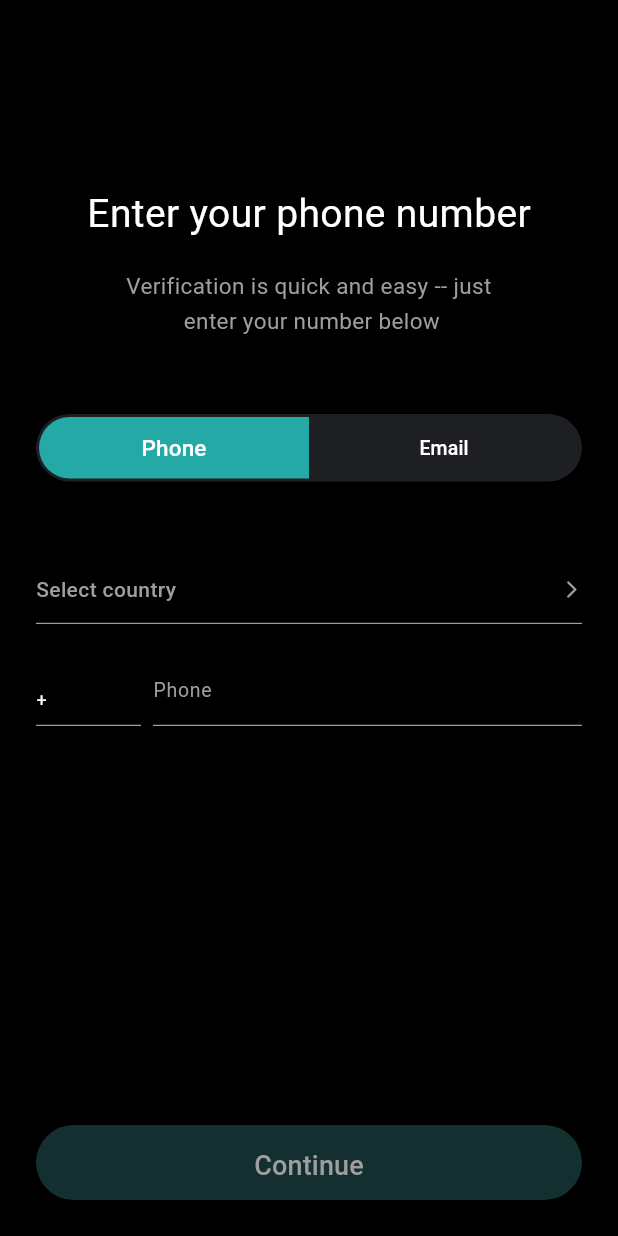
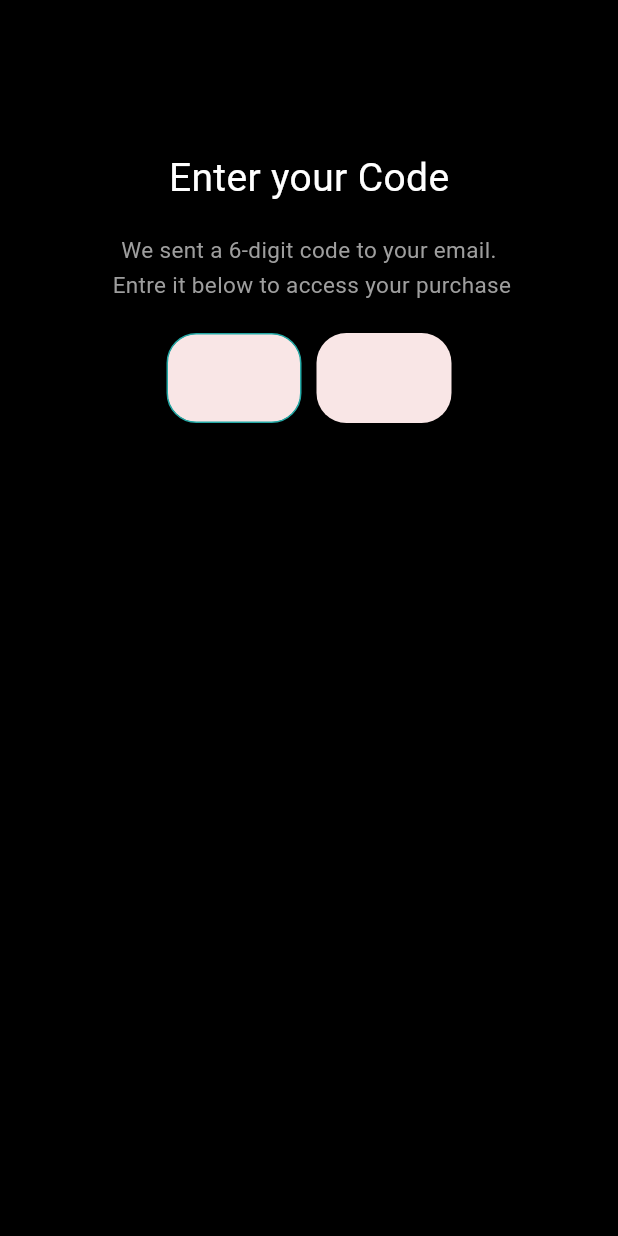
Before and after one commit to hefnyy111/findo_App, a Flutter app: the screen it shows after launch, on a phone screen of 412 x 824 dp. Run offline on Flutter 3.47's test engine with Material 3 defaults, Android fonts, the phone set to English and light mode, and no system bars; our stand-ins replace country_picker, device_preview, dio, dropdown_button2, flutter_bloc, go_router and 2 more; Roboto replaces fonts that are missing (SF-Pro-Rounded-Bold, SF-Pro-Text-Bold).

Commit message:
custom OtpCode done

```diff
--- a/lib/features/auth/presentation/Sign_up/manager/step_business_cubit1.dart
+++ b/lib/features/auth/presentation/Sign_up/manager/step_business_cubit1.dart
@@ -1,6 +1,6 @@
 
 import 'package:Ascend/features/auth/presentation/Sign_up/manager/step_business_states1.dart';
-import 'package:Ascend/shared/core/constants/constants.dart';
+import 'package:Ascend/shared/core/utlis/constants.dart';
 import 'package:flutter_bloc/flutter_bloc.dart';
 import 'package:flutter/material.dart';
 
--- a/lib/features/auth/presentation/get_Started/action/get_started_action.dart
+++ b/lib/features/auth/presentation/get_Started/action/get_started_action.dart
@@ -1,5 +1,5 @@
-// feature/auth/presentation/get_Started/action/get_started_action.dart
-import 'package:Ascend/shared/core/constants/app_router.dart';
+
+import 'package:Ascend/shared/core/utlis/app_router.dart';
 import 'package:go_router/go_router.dart';
 
 class GetStartedAction {
--- a/lib/features/auth/presentation/get_Started/get_started_view.dart
+++ b/lib/features/auth/presentation/get_Started/get_started_view.dart
@@ -6,7 +6,7 @@ import 'package:Ascend/features/auth/presentation/get_Started/language/manager/l
 import 'package:Ascend/features/auth/presentation/get_Started/language/manager/language_states.dart' show LanguageStates;
 import 'package:Ascend/generated/l10n.dart';
 import 'package:Ascend/shared/Components/components.dart';
-import 'package:Ascend/shared/core/constants/constants.dart';
+import 'package:Ascend/shared/core/utlis/constants.dart';
 import 'package:flutter/material.dart';
 import 'package:flutter_bloc/flutter_bloc.dart';
 
--- a/lib/features/auth/presentation/get_Started/views/widgets/custom_drop_down_button.dart
+++ b/lib/features/auth/presentation/get_Started/views/widgets/custom_drop_down_button.dart
@@ -1,9 +1,9 @@
-// features/auth/presentation/get_Started/views/widgets/custom_drop_down_button.dart
 
 import 'package:Ascend/features/auth/presentation/get_Started/language/manager/language_cubit.dart';
 import 'package:Ascend/features/auth/presentation/get_Started/language/manager/language_states.dart';
+import 'package:Ascend/shared/core/utlis/constants.dart';
 import 'package:dropdown_button2/dropdown_button2.dart';
-import 'package:Ascend/shared/core/constants/constants.dart';
+
 import 'package:flutter/material.dart';
 import 'package:flutter_bloc/flutter_bloc.dart';
 
--- a/lib/features/auth/presentation/sign_in/manager/sign_in_cubit.dart
+++ b/lib/features/auth/presentation/sign_in/manager/sign_in_cubit.dart
@@ -1,10 +1,8 @@
-// features/auth/presentation/sign_in/manager/sign_in_cubit.dart
 import 'package:Ascend/features/auth/presentation/sign_in/manager/sign_in_states.dart';
-import 'package:Ascend/shared/core/constants/constants.dart';
+import 'package:Ascend/shared/core/utlis/constants.dart';
+import 'package:country_picker/country_picker.dart';
 import 'package:flutter/material.dart';
-import 'package:flutter/services.dart';
 import 'package:flutter_bloc/flutter_bloc.dart';
-import 'package:country_picker/country_picker.dart';
 
 class SignInCubit extends Cubit<SignInStates> {
   SignInCubit() : super(SignInInitialStates());
--- /dev/null
+++ b/lib/features/auth/presentation/sign_in/phone/widgets/otp_code.dart
@@ -0,0 +1,82 @@
+import 'package:Ascend/shared/core/utlis/constants.dart';
+import 'package:flutter/material.dart';
+import 'package:flutter/services.dart';
+
+class OtpCode extends StatefulWidget {
+  const OtpCode({super.key});
+
+  @override
+  State<OtpCode> createState() => _OtpCodeState();
+}
+
+class _OtpCodeState extends State<OtpCode> {
+  final firstController = TextEditingController();
+  final secondController = TextEditingController();
+
+  bool isFirstActive = true;
+
+  @override
+  Widget build(BuildContext context) {
+    return Center(
+      child: Row(
+        mainAxisAlignment: MainAxisAlignment.center,
+        children: [
+          buildCodeBox(
+            controller: firstController,
+            isActive: isFirstActive,
+            onTap: () {
+              setState(() => isFirstActive = true);
+            },
+          ),
+          const SizedBox(width: 10),
+          buildCodeBox(
+            controller: secondController,
+            isActive: !isFirstActive,
+            onTap: () {
+              setState(() => isFirstActive = false);
+            },
+          ),
+        ],
+      ),
+    );
+  }
+
+  Widget buildCodeBox({
+    required TextEditingController controller,
+    required bool isActive,
+    required VoidCallback onTap,
+  }) {
+    return GestureDetector(
+      onTap: onTap,
+      child: Container(
+        width: 90,
+        height: 60,
+        alignment: Alignment.center,
+        decoration: BoxDecoration(
+          color: const Color.fromARGB(255, 249, 230, 230),
+          borderRadius: BorderRadius.circular(20),
+          border:
+              isActive
+                  ? Border.all(color: AppColors.kPrimaryColor, width: 1)
+                  : null,
+        ),
+        child: TextField(
+          controller: controller,
+          textAlign: TextAlign.center,
+          style: const TextStyle(
+            fontSize: 24,
+            fontWeight: FontWeight.bold,
+            color: Colors.black,
+          ),
+          keyboardType: TextInputType.number,
+          inputFormatters: [LengthLimitingTextInputFormatter(3)],
+          decoration: const InputDecoration(
+            border: InputBorder.none,
+            hintText: '',
+          ),
+          onTap: onTap,
+        ),
+      ),
+    );
+  }
+}
--- a/lib/features/auth/presentation/sign_in/phone/widgets/sign_in_countries_view.dart
+++ b/lib/features/auth/presentation/sign_in/phone/widgets/sign_in_countries_view.dart
@@ -2,7 +2,7 @@ import 'package:Ascend/features/auth/presentation/sign_in/action/sign_in_action.
 import 'package:Ascend/features/auth/presentation/sign_in/manager/sign_in_cubit.dart';
 import 'package:Ascend/features/auth/presentation/sign_in/manager/sign_in_states.dart';
 import 'package:Ascend/shared/Components/components.dart';
-import 'package:Ascend/shared/core/constants/constants.dart';
+import 'package:Ascend/shared/core/utlis/constants.dart';
 import 'package:country_picker/country_picker.dart' show CountryService;
 import 'package:flutter/material.dart';
 import 'package:flutter_bloc/flutter_bloc.dart';
--- a/lib/features/auth/presentation/sign_in/phone/widgets/sign_in_fieldpicker.dart
+++ b/lib/features/auth/presentation/sign_in/phone/widgets/sign_in_fieldpicker.dart
@@ -2,7 +2,7 @@
 import 'package:Ascend/features/auth/presentation/sign_in/action/sign_in_action.dart';
 import 'package:Ascend/features/auth/presentation/sign_in/manager/sign_in_cubit.dart';
 import 'package:Ascend/features/auth/presentation/sign_in/manager/sign_in_states.dart';
-import 'package:Ascend/shared/core/constants/constants.dart';
+import 'package:Ascend/shared/core/utlis/constants.dart';
 import 'package:flutter/material.dart';
 import 'package:flutter_bloc/flutter_bloc.dart';
 
--- a/lib/features/auth/presentation/sign_in/phone/widgets/sign_in_select.dart
+++ b/lib/features/auth/presentation/sign_in/phone/widgets/sign_in_select.dart
@@ -1,9 +1,10 @@
 // features/auth/presentation/sign_in/phone/widgets/sign_in_select.dart
 import 'package:Ascend/features/auth/presentation/sign_in/manager/sign_in_cubit.dart';
 import 'package:Ascend/features/auth/presentation/sign_in/manager/sign_in_states.dart';
-import 'package:Ascend/shared/core/constants/constants.dart';
 import 'package:flutter/material.dart';
 import 'package:flutter_bloc/flutter_bloc.dart';
+
+import '../../../../../../shared/core/utlis/constants.dart';
 
 class SignInSelect extends StatelessWidget {
   @override
--- a/lib/features/auth/presentation/sign_in/sign_in_view.dart
+++ /dev/null
@@ -1,177 +0,0 @@
-// features/auth/presentation/sign_in/sign_in_view.dart
-import 'package:Ascend/features/auth/presentation/get_Started/action/get_started_action.dart';
-import 'package:Ascend/features/auth/presentation/sign_in/action/sign_in_action.dart';
-import 'package:Ascend/features/auth/presentation/sign_in/manager/sign_in_cubit.dart';
-import 'package:Ascend/features/auth/presentation/sign_in/manager/sign_in_states.dart';
-import 'package:Ascend/features/auth/presentation/sign_in/phone/widgets/sign_in_fieldPicker.dart';
-import 'package:Ascend/features/auth/presentation/sign_in/phone/widgets/sign_in_select.dart';
-import 'package:Ascend/shared/Components/components.dart';
-import 'package:Ascend/shared/core/constants/constants.dart';
-import 'package:flutter/material.dart';
-import 'package:flutter_bloc/flutter_bloc.dart';
-import 'package:shimmer_animation/shimmer_animation.dart';
-
-class SignInView extends StatelessWidget {
-  @override
-  Widget build(BuildContext context) {
-    return BlocConsumer<SignInCubit, SignInStates>(
-      listener: (context, state) {},
-
-      builder: (context, state) {
-        var cubit_signin = SignInCubit.get(context);
-        return Scaffold(
-          resizeToAvoidBottomInset: true,
-          extendBodyBehindAppBar: true,
-          backgroundColor: Colors.black,
-          body: Padding(
-            padding: EdgeInsetsGeometry.all(24.0),
-            child: Form(
-              key: cubit_signin.forkey_signin,
-              child: Column(
-                crossAxisAlignment: CrossAxisAlignment.center,
-                children: [
-                  // ******************************* Sizebox
-                  const SizedBox(height: 100.0),
-                  // ******************************* Text 1
-                  const Center(
-                    child: Column(
-                      children: [
-                        Text(
-                          'Enter your phone number',
-                          style: TextStyle(
-                            fontFamily: 'SF-Pro-Rounded-Bold',
-                            color: Colors.white,
-                            fontSize: 26,
-                            height: 1.4,
-                          ),
-                        ),
-                        // ******************************* Sizebox
-                        const SizedBox(height: 20.0),
-                        // ******************************* Text 2
-                        Text(
-                          "Verification is quick and easy -- just\n enter your number below",
-                          textAlign: TextAlign.center,
-                          style: TextStyle(
-                            color: AppColors.kGreyColor,
-                            fontSize: 15,
-                            height: 1.5,
-                          ),
-                        ),
-                      ],
-                    ),
-                  ),
-                  // ******************************* Sizebox
-                  const SizedBox(height: 50.0),
-                  // ******************************* Select
-                  SignInSelect(),
-                  // ******************************* Sizebox
-                  const SizedBox(height: 50.0),
-                  // ******************************* Condition  *******************************
-                  //
-                  //
-                  if(cubit_signin.isPhoeSelected) ...[
-                  // ******************************* Country
-                  SignInPicker(),
-                  // ******************************* Sizebox
-                  const SizedBox(height: 20.0),
-                  // ******************************* Field phone
-                  Row(
-                    mainAxisSize: MainAxisSize.max,
-                    crossAxisAlignment: CrossAxisAlignment.center,
-                    children: [
-                      SizedBox(
-                        width: 70,
-                        child: customTextField(
-                          controller: cubit_signin.codeCounter,
-                          onChanged: (valuee) {
-                            cubit_signin.changeButton(valuee, context, customButtonAction: () =>  SignInAction.signInButtonPress(  context,  "continue_login",),);
-                          },
-                          text: "",
-                        ),
-                      ),
-
-                      SizedBox(width: 8.0),
-
-                      Expanded(
-                        child: customTextFormField(
-                          controller: cubit_signin.phoneNumber,
-                          validate: (value) {},
-                          onChanged: (valuee) {
-                           cubit_signin.changeButton(valuee, context, customButtonAction: () =>  SignInAction.signInButtonPress(context,  "continue_login",),);
-
-                          },
-                          text: "Phone",
-                        ),
-                      ),
-                    ],
-                  ),
-                  // ******************************* Sizebox
-                  const SizedBox(height: 50.0),
-                  ] else ...[
-                  // ******************************* field email
-                  customTextFormField(
-                    controller: cubit_signin.email,
-                    validate: (value) {
-                    },
-                    onChanged: (valuee) {
-                     cubit_signin.changeButton(valuee, context, customButtonAction: () =>  SignInAction.signInButtonPress(context,  "continue_login",),);
-                    } ,
-                    text: "Email"
-                    ),
-                  // ******************************* Sizebox
-                  const SizedBox(height: 25.0),
-                  // ******************************* forgeted password
-                  Align(
-                    alignment: Alignment.bottomRight,
-                    child: TextButton(
-                       onPressed:() => GetStartedAction.getStartedButtonPress(  context,  "forgeted_password",),
-                       style: TextButton.styleFrom(
-                        padding: EdgeInsets.all(0),
-                        minimumSize: Size(0, 0),
-                        tapTargetSize: MaterialTapTargetSize.shrinkWrap
-                       ),
-                       child: Text(
-                         'Forgeted password?',
-                         style: TextStyle(
-                           color: AppColors.kPrimaryColor,
-                           fontSize: 13.0,
-                         ),
-                       ),
-                        ),
-                  ),
-                  // ******************************* Sizebox
-                  const SizedBox(height: 30.0),
-                  ],
-
-                ],
-              ),
-            ),
-          ),
-
-          bottomNavigationBar: Padding(
-            padding: EdgeInsets.all(24),
-            child: ClipRRect(
-              borderRadius: BorderRadiusGeometry.circular(25),
-              child: Shimmer(
-                duration: Duration(seconds: 4),
-                        interval: Duration(seconds: 1),
-                        color: Colors.grey,
-                        colorOpacity: 1,
-                        enabled: cubit_signin.ButtonShimmer,
-                        direction: ShimmerDirection.fromLBRT(),
-                child: customButton(
-                        function: cubit_signin.button_onpressed,
-                        text: "Continue",
-                        colorBorderside: cubit_signin.borderSide,
-                        backColor: cubit_signin.background_button,
-                        colorText: cubit_signin.text_button,
-                        width: double.infinity,
-                      ),
-              ),
-            ),
-            ),
-        );
-      },
-    );
-  }
-}
--- /dev/null
+++ b/lib/features/auth/presentation/sign_in/views/code_view.dart
@@ -0,0 +1,102 @@
+import 'package:Ascend/features/auth/presentation/sign_in/phone/widgets/otp_code.dart';
+import 'package:Ascend/shared/core/utlis/constants.dart';
+import 'package:flutter/material.dart';
+
+class CodeView extends StatelessWidget {
+  const CodeView({super.key});
+
+  @override
+  Widget build(BuildContext context) {
+    return   Scaffold(
+      backgroundColor: Colors.black,
+      body: Column(
+        crossAxisAlignment: CrossAxisAlignment.center,
+        children: [
+          const SizedBox(height: 100.0),
+          // ******************************* Text 1
+          Center(
+            child: Padding(
+              padding: const EdgeInsets.symmetric(horizontal: 20),
+              child: Column(
+                children: [
+                  Text(
+                    'Enter your Code',
+                    style: TextStyle(
+                      fontFamily: 'SF-Pro-Rounded-Bold',
+                      color: Colors.white,
+                      fontSize: 26,
+                      height: 1.4,
+                    ),
+                  ),
+                  // ******************************* Sizebox
+                  const SizedBox(height: 20.0),
+                  // ******************************* Text 2
+                  Text(
+                    "We sent a 6-digit code to your email. \n Entre it below to access your purchase",
+                    textAlign: TextAlign.center,
+                    style: TextStyle(
+                      color: AppColors.kGreyColor,
+                      fontSize: 15,
+                      height: 1.5,
+                    ),
+                  ),
+                  const SizedBox(height: 20.0),
+                  OtpCode(),
+
+                  //   Row(
+                  //     children: [
+                  //       Container(
+                  //         padding: const EdgeInsets.symmetric(
+                  //           horizontal: 14,
+                  //           vertical: 8,
+                  //         ),
+                  //         decoration: BoxDecoration(
+                  //           color: const Color(0xFFF3F3F3),
+                  //           borderRadius: BorderRadius.circular(20),
+                  //         ),
+                  //         child: const Text(
+                  //           '331',
+                  //           style: TextStyle(
+                  //             fontSize: 22,
+                  //             fontWeight: FontWeight.bold,
+                  //             color: Colors.black,
+                  //           ),
+                  //         ),
+                  //       ),
+                  //       const SizedBox(width: 10),
+
+                  //       Container(
+                  //         padding: const EdgeInsets.symmetric(
+                  //           horizontal: 14,
+                  //           vertical: 8,
+                  //         ),
+                  //         decoration: BoxDecoration(
+                  //           color: Colors.white,
+                  //           border: Border.all(
+                  //             color: Color(0xFF5EA8FF),
+                  //             width: 2,
+                  //           ),
+                  //           borderRadius: BorderRadius.circular(20),
+                  //         ),
+                  //         child: const Text(
+                  //           '340',
+                  //           style: TextStyle(
+                  //             fontSize: 22,
+                  //             fontWeight: FontWeight.bold,
+                  //             color: Colors.black54,
+                  //           ),
+                  //         ),
+                  //       ),
+                  //     ],
+                  //   ),
+                ],
+              ),
+            ),
+          ),
+          // ******************************* Sizebox
+          const SizedBox(height: 50.0),
+        ],
+      ),
+    );
+  }
+}
--- a/lib/features/auth/presentation/splash_screen/splash_view.dart
+++ b/lib/features/auth/presentation/splash_screen/splash_view.dart
@@ -3,11 +3,13 @@
 
 import 'package:Ascend/features/auth/presentation/splash_screen/manager/splash_cubit.dart';
 import 'package:Ascend/features/auth/presentation/splash_screen/manager/splash_states.dart';
-import 'package:Ascend/shared/core/constants/app_router.dart';
-import 'package:Ascend/shared/core/constants/constants.dart';
+import 'package:Ascend/shared/core/utlis/app_router.dart' show AppRouter;
+
 import 'package:flutter/material.dart';
 import 'package:flutter_bloc/flutter_bloc.dart';
 import 'package:go_router/go_router.dart';
+
+import '../../../../shared/core/utlis/constants.dart';
 
 class SplashView extends StatelessWidget {
   @override
--- a/lib/features/auth/presentation/widgets/custom_drop_down_button.dart
+++ b/lib/features/auth/presentation/widgets/custom_drop_down_button.dart
@@ -1,5 +1,5 @@
-// feature/auth/presentation/widgets/custom_drop_down_button.dart
-import 'package:Ascend/shared/core/constants/constants.dart';
+
+import 'package:Ascend/shared/core/utlis/constants.dart' show AppColors;
 import 'package:dropdown_button2/dropdown_button2.dart';
 import 'package:flutter/material.dart';
 
--- a/lib/main.dart
+++ b/lib/main.dart
@@ -4,8 +4,8 @@ import 'package:Ascend/features/auth/presentation/get_Started/language/manager/l
 import 'package:Ascend/features/auth/presentation/get_Started/language/manager/language_states.dart';
 import 'package:Ascend/features/auth/presentation/sign_in/manager/sign_in_cubit.dart';
 import 'package:Ascend/generated/l10n.dart';
-import 'package:Ascend/shared/core/constants/app_router.dart';
 import 'package:Ascend/shared/core/services/bloc_observer_class.dart';
+import 'package:Ascend/shared/core/utlis/app_router.dart';
 import 'package:Ascend/shared/network/cashe_helper.dart';
 import 'package:device_preview/device_preview.dart';
 import 'package:flutter/material.dart';
--- a/lib/shared/Components/components.dart
+++ b/lib/shared/Components/components.dart
@@ -1,6 +1,5 @@
-// shared/Components/components.dart
 
-import 'package:Ascend/shared/core/constants/constants.dart';
+import 'package:Ascend/shared/core/utlis/constants.dart';
 import 'package:flutter/material.dart';
 import 'package:flutter/services.dart';
 
--- a/lib/shared/Components/custom_buttonNavigation.dart
+++ b/lib/shared/Components/custom_buttonNavigation.dart
@@ -1,6 +1,5 @@
-// shared/Components/custom_buttonNavigation.dart
 
-import 'package:Ascend/shared/core/constants/constants.dart';
+import 'package:Ascend/shared/core/utlis/constants.dart';
 import 'package:flutter/material.dart';
 
 class CustomButtomNavigationBar extends StatelessWidget {
--- a/lib/shared/core/constants/app_router.dart
+++ b/lib/shared/core/utlis/app_router.dart
@@ -1,9 +1,5 @@
-// shared/core/constants/app_router.dart
-
-import 'package:Ascend/features/auth/presentation/get_Started/get_started_view.dart';
 import 'package:Ascend/features/auth/presentation/sign_in/phone/widgets/sign_in_countries_view.dart';
-import 'package:Ascend/features/auth/presentation/sign_in/sign_in_view.dart';
-import 'package:Ascend/features/auth/presentation/splash_screen/splash_view.dart';
+import 'package:Ascend/features/auth/presentation/sign_in/views/code_view.dart';
 import 'package:go_router/go_router.dart';
 
 class AppRouter {
@@ -22,8 +18,12 @@ class AppRouter {
       //   path: kGetStartedView,
       //   builder: (context, state) => GetStartedView(),
       // ),
-        GoRoute( path: "/", builder: (context, state) => SignInView(),),
-        GoRoute( path: kSignInCountriesView, builder: (context, state) => SignInCountriesView(),),
+      // GoRoute( path: "/", builder: (context, state) => SignInView(),),
+      GoRoute(path: "/", builder: (context, state) => CodeView()),
+      GoRoute(
+        path: kSignInCountriesView,
+        builder: (context, state) => SignInCountriesView(),
+      ),
     ],
   );
 }
```
Also changed, not shown: lib/features/auth/presentation/Sign_up/views/step_business_view1.dart (+2 -6 lines), lib/features/auth/presentation/sign_in/views/sign_in_view.dart (added, +202 -0 lines), lib/shared/core/utlis/constants.dart (renamed from lib/shared/core/constants/constants.dart), 1 other file.
